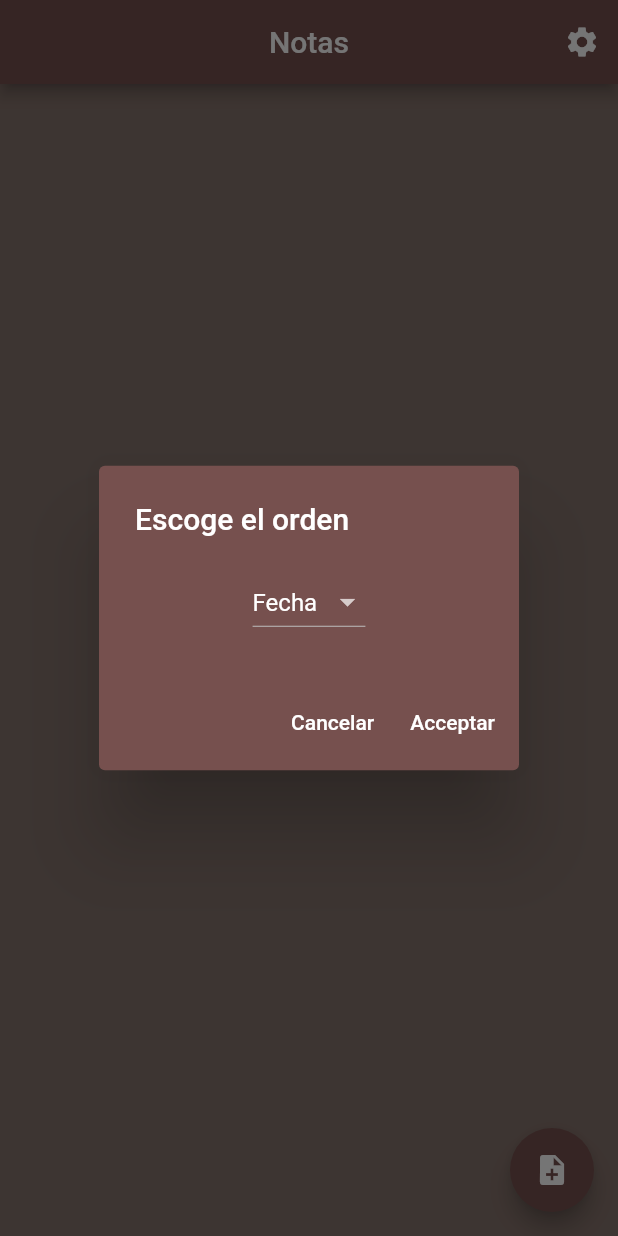
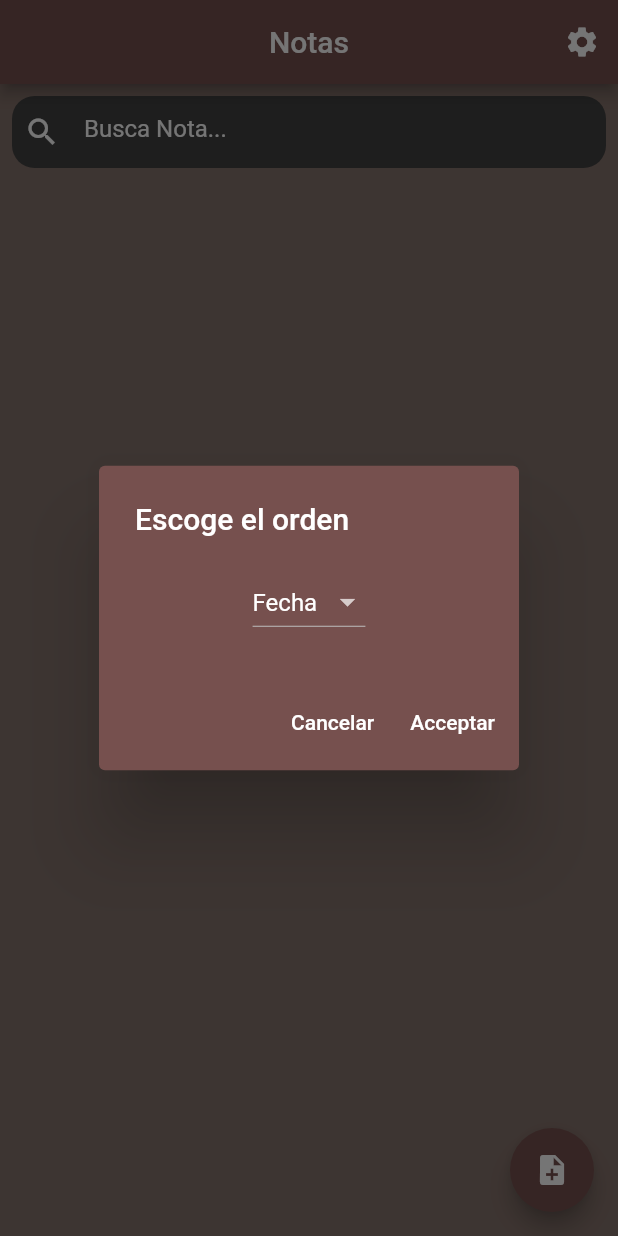
Before and after one commit to cardosopab/notes, a Flutter app: the screen it shows after launch, after a tap on the "settings" icon, on a phone screen of 412 x 824 dp. Run offline on Flutter 3.47's test engine with Material 2 defaults, Android fonts, the phone set to English and light mode, and no system bars; our stand-ins replace flutter_riverpod, shared_preferences.

Commit message:
Agregando search.

```diff
--- /dev/null
+++ b/lib/functions/busqueda.dart
@@ -0,0 +1,19 @@
+import 'package:flutter_riverpod/flutter_riverpod.dart';
+import 'package:notas/services/providers.dart';
+
+import '../models/nota.dart';
+
+class Busqueda {
+  List<Nota> buscaTitulo(WidgetRef ref, valor) {
+    List<Nota> notas = ref.watch(notasStateNotifierProvider);
+    return notas.where((element) {
+      return element.titulo.toLowerCase().contains(valor.toLowerCase());
+    }).toList();
+  }
+  List<Nota> buscaCuerpo(WidgetRef ref, valor) {
+    List<Nota> notas = ref.watch(notasStateNotifierProvider);
+    return notas.where((element) {
+      return element.cuerpo.toLowerCase().contains(valor.toLowerCase());
+    }).toList();
+  }
+}
--- a/lib/screens/home_page.dart
+++ b/lib/screens/home_page.dart
@@ -2,6 +2,7 @@ import 'package:flutter/gestures.dart';
 import 'package:flutter/material.dart';
 import 'package:flutter_riverpod/flutter_riverpod.dart';
 import 'package:intl/intl.dart';
+import 'package:notas/functions/busqueda.dart';
 import 'package:notas/screens/nota_page.dart';
 import 'package:notas/services/preferences_list.dart';
 import 'package:notas/services/providers.dart';
@@ -31,10 +32,25 @@ class HomePageState extends ConsumerState<HomePage> {
     });
   }
 
+  final gridViewController = ScrollController();
+  final TextEditingController searchController = TextEditingController();
+  final focusNode = FocusNode();
+  @override
+  void dispose() {
+    focusNode.dispose();
+    super.dispose();
+  }
+
+  void borrarBusqueda() {
+    searchController.clear();
+  }
+
+  List<Nota> busquedaResultados = [];
+
+  bool isVisible = false;
   @override
   Widget build(BuildContext context) {
-    final notas = ref.watch(notasStateNotifierProvider);
-    final gridViewController = ScrollController();
+    List<Nota> notas = ref.watch(notasStateNotifierProvider);
     return Scaffold(
       appBar: AppBar(
         actions: [
@@ -49,6 +65,115 @@ class HomePageState extends ConsumerState<HomePage> {
         title: const Text('Notas'),
       ),
       body: SafeArea(
+        child: GestureDetector(
+          onTap: () {
+            focusNode.unfocus();
+            borrarBusqueda();
+            busquedaResultados.clear();
+            setState(() {});
+          },
+          child: Column(
+            children: [
+              Row(
+                children: [
+                  Flexible(
+                    child: Padding(
+                      padding: const EdgeInsets.all(8.0),
+                      child: Container(
+                        decoration: BoxDecoration(
+                          color: Colors.grey[800],
+                          borderRadius: BorderRadius.circular(15),
+                        ),
+                        child: Padding(
+                          padding: const EdgeInsets.fromLTRB(8, 0, 8, 0),
+                          child: TextField(
+                            controller: searchController,
+                            onChanged: (valor) {
+                              if (valor.isEmpty) {
+                                busquedaResultados.clear();
+                              } else {
+                                List<Nota> listaDeTitulos = [];
+                                List<Nota> listaDeCuerpo = [];
+
+                                listaDeTitulos = Busqueda().buscaTitulo(ref, valor);
+                                listaDeCuerpo = Busqueda().buscaCuerpo(ref, valor);
+                                busquedaResultados = listaDeTitulos + listaDeCuerpo;
+                                busquedaResultados = busquedaResultados.toSet().toList();
+                              }
+                              setState(() {});
+                            },
+                            decoration: InputDecoration(
+                                focusedBorder: const UnderlineInputBorder(
+                                  borderSide: BorderSide(color: Colors.transparent),
+                                ),
+                                prefixIconConstraints: const BoxConstraints(minWidth: 50),
+                                hintText: "Busca Nota...",
+                                iconColor: Colors.white,
+                                icon: const Icon(Icons.search),
+                                border: InputBorder.none,
+                                suffixIcon: isVisible
+                                    ? IconButton(
+                                        icon: const Icon(Icons.cancel),
+                                        onPressed: (() {
+                                          // deleteSearch();
+                                        }),
+                                      )
+                                    : const SizedBox(
+                                        width: 0,
+                                      ),
+                                suffixIconColor: Colors.grey),
+                          ),
+                        ),
+                      ),
+                    ),
+                  ),
+                  isVisible
+                      ? TextButton(
+                          onPressed: (() {
+                            // deleteSearch();
+                          }),
+                          child: const Text(
+                            "Cancel",
+                            style: TextStyle(fontSize: 20),
+                          ),
+                        )
+                      : const SizedBox(
+                          width: 0,
+                        )
+                ],
+              ),
+              ListView.builder(
+                shrinkWrap: true,
+                itemCount: busquedaResultados.length,
+                itemBuilder: (context, index) {
+                  return InkWell(
+                    onTap: () {
+                      String id = busquedaResultados[index].id;
+                      int idx = notas.indexWhere((element) => element.id == id);
+                      Navigator.push(
+                        context,
+                        MaterialPageRoute(
+                          builder: (context) => NotaPage(
+                            nota: notas[idx],
+                            index: idx,
+                          ),
+                        ),
+                      );
+                      borrarBusqueda();
+                      busquedaResultados.clear();
+                      setState(() {});
+                    },
+                    child: Card(
+                      color: Color(busquedaResultados[index].color),
+                      child: ListTile(
+                        title: Text(busquedaResultados[index].titulo),
+                        subtitle: Text(busquedaResultados[index].cuerpo),
+                      ),
+                    ),
+                  );
+                },
+              ),
+              Expanded(
                 child: GridView.builder(
                   dragStartBehavior: DragStartBehavior.down,
                   controller: gridViewController,
@@ -120,6 +245,10 @@ class HomePageState extends ConsumerState<HomePage> {
                   },
                 ),
               ),
+            ],
+          ),
+        ),
+      ),
       floatingActionButton: FloatingActionButton(
         onPressed: () {
           notaPopupWidget(context, ref).then((value) => setState(() {})).then((_) {});
--- a/lib/screens/nota_page.dart
+++ b/lib/screens/nota_page.dart
@@ -19,6 +19,7 @@ class NotaPage extends ConsumerWidget {
     tituloController.text = nota.titulo;
     return WillPopScope(
       onWillPop: () async {
+        if (nota.titulo != tituloController.text || nota.cuerpo != cuerpoController.text) {
           ref.read(notasStateNotifierProvider.notifier).updateNota(
               Nota(
                 titulo: tituloController.text,
@@ -29,6 +30,9 @@ class NotaPage extends ConsumerWidget {
                 color: nota.color,
               ),
               nota.id);
+          final notas = ref.watch(notasStateNotifierProvider);
+          PreferencesList().writeNotaPref(notas);
+        }
         return true;
       },
       child: Scaffold(
@@ -64,7 +68,7 @@ class NotaPage extends ConsumerWidget {
                 child: Card(
                   color: Color(nota.color),
                   child: Padding(
-                    padding: const EdgeInsets.all(8.0),
+                    padding: const EdgeInsets.all(25.0),
                     child: EditableText(
                       maxLines: null,
                       backgroundCursorColor: Colors.black,
```
Also changed, not shown: pubspec.yaml (+2 -70 lines), 1 other file. Lines whose indentation alone changed are shown as unchanged.
